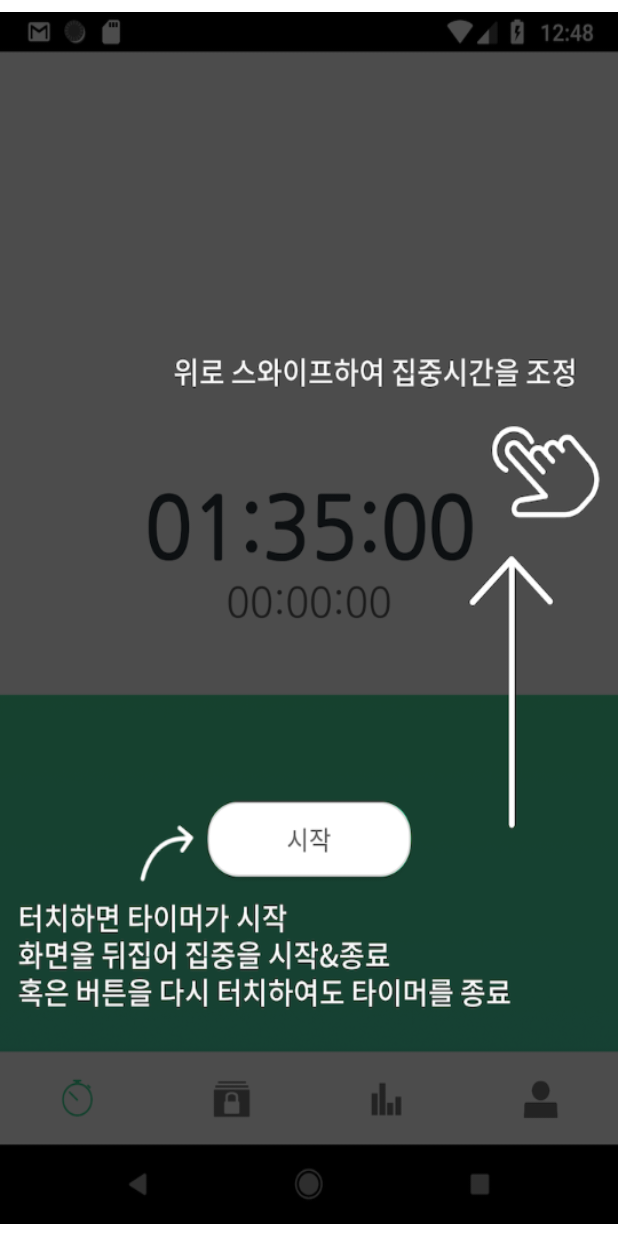
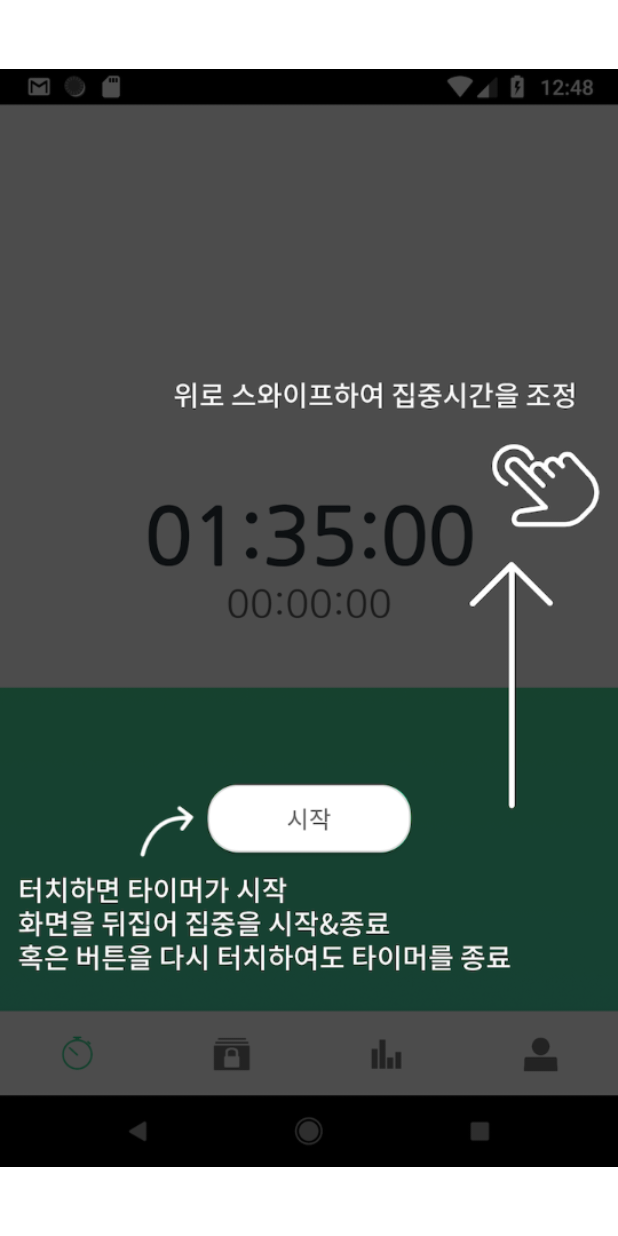
Before and after one commit to deadlinestudio/Lockey, an Android app: the screen it shows after launch once a user with an empty profile is signed in (HelpActivity), on a phone screen of 412 x 824 dp. Run offline under Robolectric (Android 15) with nearby library versions, the phone set to English and light mode, and no system bars; libraries missing offline, so code that uses them is left out: com.github.mikephil.charting, com.triggertrap.seekarc; 48 statements that could not run were skipped.

Commit message:
디테일 수정

```diff
--- a/app/src/main/res/layout/fragment_help.xml
+++ b/app/src/main/res/layout/fragment_help.xml
@@ -8,9 +8,8 @@
 
     <ImageView
         android:id="@+id/helpImg"
-        android:layout_width="fill_parent"
-        android:layout_height="fill_parent"
-        android:scaleType="fitXY"
+        android:layout_width="match_parent"
+        android:layout_height="match_parent"
         android:layout_marginTop="8dp"
         android:layout_marginBottom="8dp"
         app:layout_constraintBottom_toBottomOf="parent"
@@ -21,10 +20,10 @@
 
     <Button
         android:id="@+id/helpConfirmBtn"
-        android:layout_width="200dp"
-        android:layout_height="50dp"
-        android:layout_marginStart="8dp"
-        android:layout_marginEnd="8dp"
+        android:layout_width="match_parent"
+        android:layout_height="55dp"
+        android:layout_marginStart="20dp"
+        android:layout_marginEnd="20dp"
         android:layout_marginBottom="32dp"
         android:background="@drawable/btn_hard_round"
         android:visibility="invisible"
```
